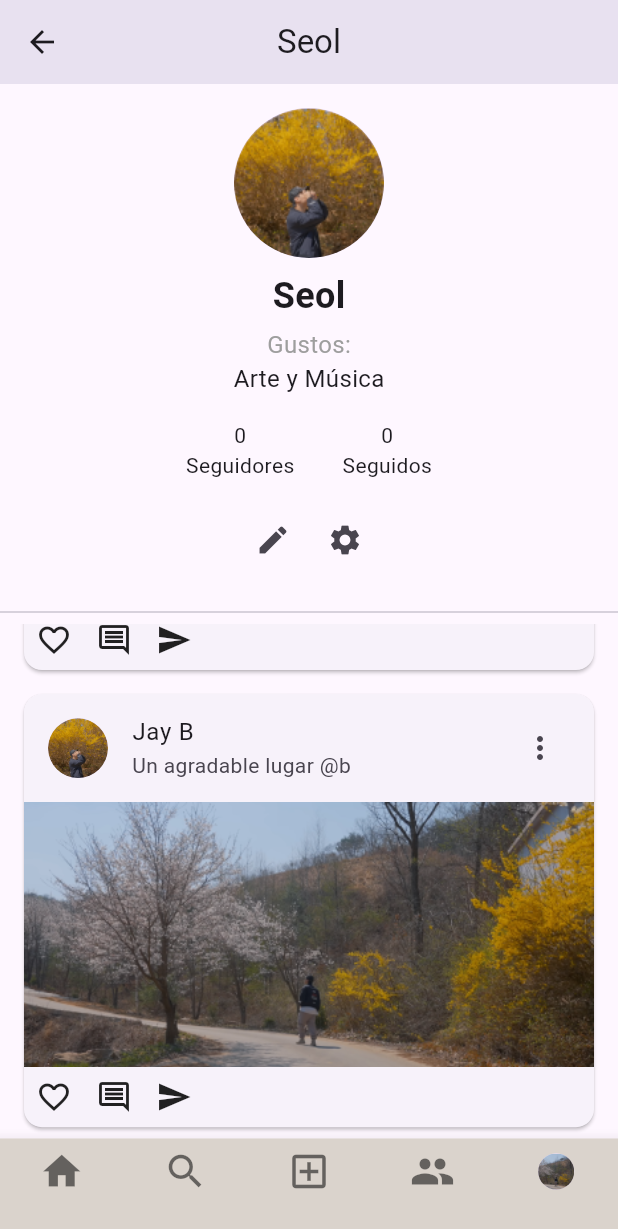
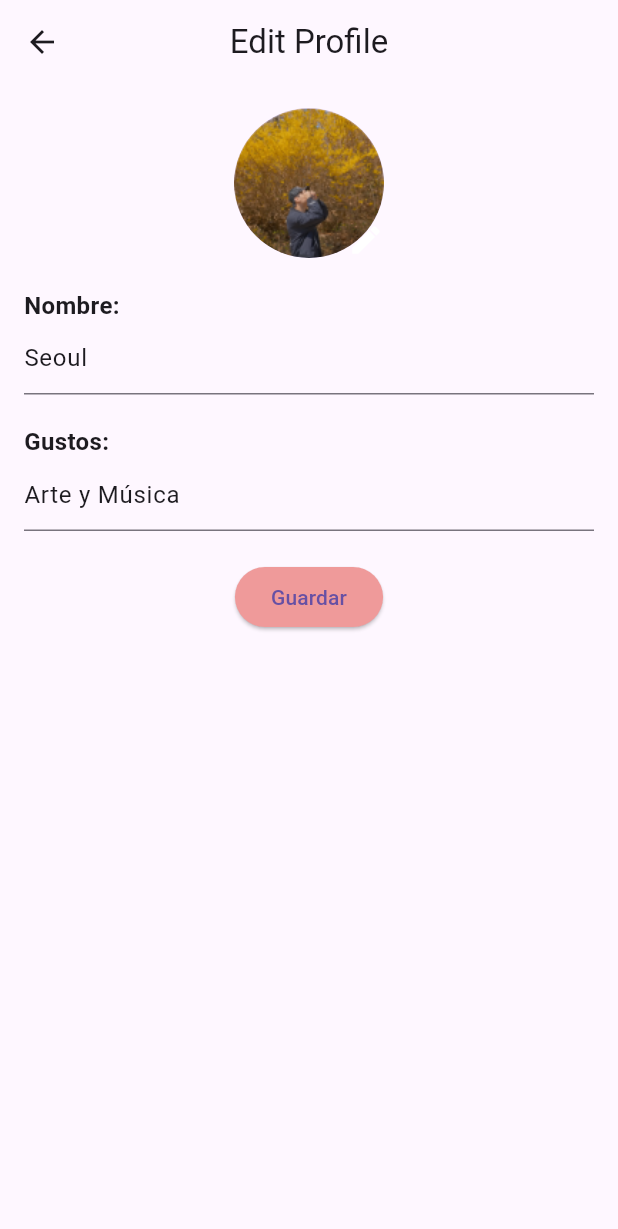
Before and after one commit to BlackRubick/Wander-Rush-Front-End, a Flutter app: the Profile screen opened by its route, scrolled down 266 dp, after a tap on the "edit" icon, on a phone screen of 412 x 824 dp. Shown: the top 1229 px of the screen. Run offline on Flutter 3.47's test engine with Material 3 defaults, Android fonts, the light colour scheme and no system bars; our stand-ins replace emoji_picker_flutter, internet_connection_checker, shared_preferences; accounts and stored records are empty.

Commit message:
i added the views, edit pofile and settingscreeen

```diff
--- a/wanderrush/lib/Screens/Profile.dart
+++ b/wanderrush/lib/Screens/Profile.dart
@@ -1,5 +1,6 @@
 import 'package:flutter/material.dart';
 
+// Clase principal del perfil
 class Profile extends StatelessWidget {
   const Profile({super.key});
 
@@ -60,11 +61,19 @@ class Profile extends StatelessWidget {
                     IconButton(
                       icon: Icon(Icons.edit),
                       onPressed: () {
+                        Navigator.push(
+                          context,
+                          MaterialPageRoute(builder: (context) => EditProfile()),
+                        );
                       },
                     ),
                     IconButton(
                       icon: Icon(Icons.settings),
                       onPressed: () {
+                        Navigator.push(
+                          context,
+                          MaterialPageRoute(builder: (context) => SettingsScreen()),
+                        );
                       },
                     ),
                   ],
@@ -131,7 +140,82 @@ class Profile extends StatelessWidget {
   }
 }
 
+// Clase para editar el perfil
+class EditProfile extends StatelessWidget {
+  @override
+  Widget build(BuildContext context) {
+    return Scaffold(
+      appBar: AppBar(
+        title: Text('Edit Profile'),
+        centerTitle: true,
+      ),
+      body: Padding(
+        padding: const EdgeInsets.all(16.0),
+        child: Column(
+          crossAxisAlignment: CrossAxisAlignment.start,
+          children: [
+            Center(
+              child: Stack(
+                alignment: Alignment.bottomRight,
+                children: [
+                  CircleAvatar(
+                    radius: 50,
+                    backgroundImage: AssetImage('assets/images/profile.png'),
+                  ),
+                  Positioned(
+                    bottom: 0,
+                    right: 0,
+                    child: Icon(
+                      Icons.edit,
+                      color: Colors.white,
+                    ),
+                  ),
+                ],
+              ),
+            ),
+            SizedBox(height: 20),
+            Text('Nombre:', style: TextStyle(fontSize: 16, fontWeight: FontWeight.bold)),
+            TextFormField(
+              initialValue: 'Seoul', // Valor inicial
+              decoration: InputDecoration(
+                border: UnderlineInputBorder(),
+              ),
+            ),
+            SizedBox(height: 20),
+            Text('Gustos:', style: TextStyle(fontSize: 16, fontWeight: FontWeight.bold)),
+            TextFormField(
+              initialValue: 'Arte y Música', // Valor inicial
+              decoration: InputDecoration(
+                border: UnderlineInputBorder(),
+              ),
+            ),
+            SizedBox(height: 20),
+            Center(
+              child: ElevatedButton(
+                onPressed: () {
+                  // Guarda los cambios y vuelve a la pantalla de perfil
+                  Navigator.pop(context);
+                },
+                style: ElevatedButton.styleFrom(
+                  backgroundColor: Color(0xFFEF9A9A),
+                  shape: RoundedRectangleBorder(
+                    borderRadius: BorderRadius.circular(20),
+                  ),
+                ),
+                child: Text('Guardar'),
+              ),
+            ),
+          ],
+        ),
+      ),
+    );
+  }
+}
+
+// Clase para la tarjeta de publicaciones (PostCard)
 class PostCard extends StatelessWidget {
+  const PostCard({super.key});
+
   @override
   Widget build(BuildContext context) {
     return Card(
@@ -164,3 +248,52 @@ class PostCard extends StatelessWidget {
     );
   }
 }
+
+// Pantalla de configuración
+class SettingsScreen extends StatelessWidget {
+  @override
+  Widget build(BuildContext context) {
+    return Scaffold(
+      appBar: AppBar(
+        title: Text('Configuración'),
+        centerTitle: true,
+      ),
+      body: Column(
+        children: [
+          ListTile(
+            leading: Icon(Icons.edit),
+            title: Text('Editar perfil'),
+            onTap: () {
+              Navigator.push(
+                context,
+                MaterialPageRoute(builder: (context) => EditProfile()),
+              );
+            },
+          ),
+          ListTile(
+            leading: Icon(Icons.delete),
+            title: Text('Eliminar cuenta'),
+            onTap: () {
+              // Agregar funcionalidad para eliminar cuenta
+            },
+          ),
+          ListTile(
+            leading: Icon(Icons.info),
+            title: Text('Términos y condiciones'),
+            onTap: () {
+              // Agregar funcionalidad para ver términos y condiciones
+            },
+          ),
+          Divider(),
+          ListTile(
+            leading: Icon(Icons.logout),
+            title: Text('Cerrar sesión'),
+            onTap: () {
+              // Agregar funcionalidad para cerrar sesión
+            },
+          ),
+        ],
+      ),
+    );
+  }
+}
--- a/wanderrush/lib/main.dart
+++ b/wanderrush/lib/main.dart
@@ -9,7 +9,8 @@ import 'package:wanderrush/screens/historyscreen.dart';
 import 'package:wanderrush/screens/PeopleView.dart';
 import "package:wanderrush/Screens/profile.dart";
 import "package:wanderrush/Screens/places.dart";
-
+import "package:wanderrush/Screens/EditProfile.dart";
+import 'package:wanderrush/Screens/SettingsScreen.dart';
 void main() {
   runApp(const MyApp());
 }
@@ -36,6 +37,8 @@ class MyApp extends StatelessWidget {
         '/peopleview': (context) => const  PeopleView(),
         '/chatFriend': (context) => const  ChatFriend(),
         "/profle" : (context) => const Profile(),
+        "/editProfile" : (context) => const Editperfil(),
+        "/SettingsScreen": (context) => const SettingScreen(),
 
       },
     );
```
Also changed, not shown: wanderrush/lib/Screens/EditProfile.dart (added, +82 -0 lines), wanderrush/lib/Screens/SettingsScreen.dart (added, +63 -0 lines).
